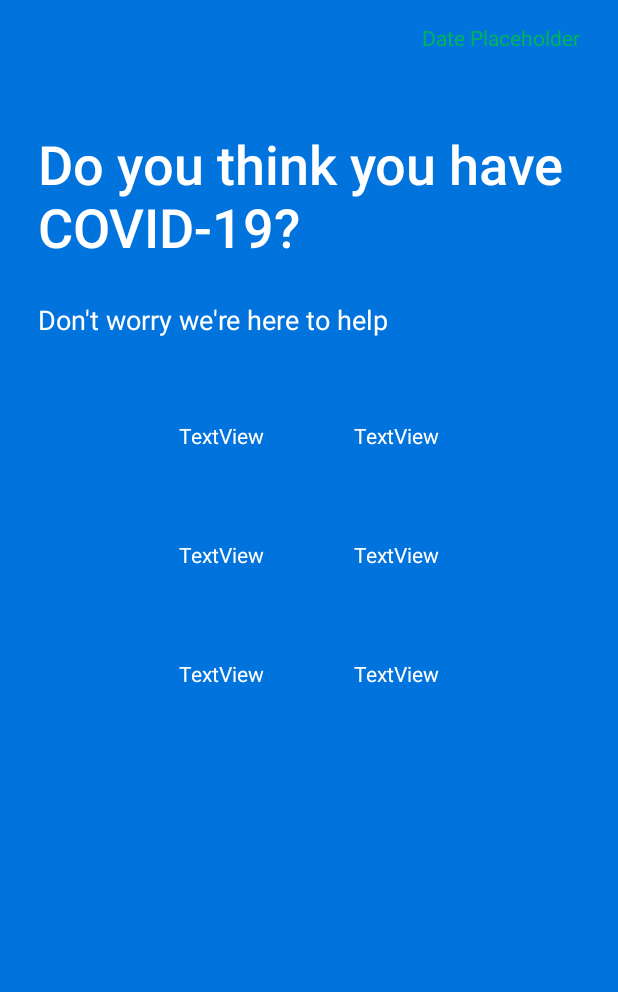
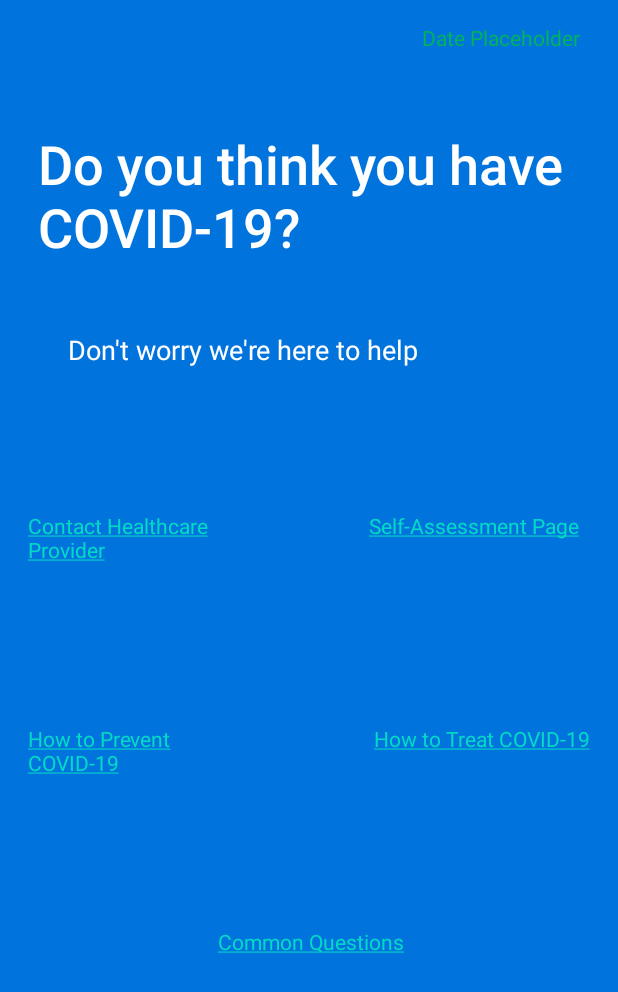
Before and after one commit to Awkk/CoronaWay, an Android app: the QInfoActivity screen opened directly, with no data from a screen before it, on a phone screen of 412 x 824 dp. Shown: the top 992 px of the screen. Run offline under Robolectric (Android 15) with nearby library versions, the phone set to English and light mode, and no system bars; our stand-ins replace Firebase (no records; nobody signed in at launch, a user with empty details on screens opened directly); network calls fail.

Commit message:
links for qinfo updated

```diff
--- a/app/src/main/res/layout/activity_login.xml
+++ b/app/src/main/res/layout/activity_login.xml
@@ -119,7 +119,7 @@
         android:text="@string/coronaway_quarantine_info_text"
         app:layout_constraintBottom_toTopOf="@+id/loginText"
         app:layout_constraintEnd_toEndOf="parent"
-        app:layout_constraintHorizontal_bias="0.65"
+        app:layout_constraintHorizontal_bias="0.56"
         app:layout_constraintStart_toStartOf="parent"
         app:layout_constraintTop_toBottomOf="@+id/coronaway_text"
         app:layout_constraintVertical_bias="0.25" />
--- a/app/src/main/res/layout/activity_qinfo.xml
+++ b/app/src/main/res/layout/activity_qinfo.xml
@@ -42,7 +42,7 @@
         <TextView
             android:layout_width="match_parent"
             android:layout_height="wrap_content"
-            android:layout_margin="@dimen/activity_horizontal_margin"
+            android:layout_margin="45dp"
             android:gravity="left"
             android:text="@string/here_to_help_txt"
             android:textColor="@color/design_default_color_background"
@@ -53,25 +53,24 @@
             android:layout_height="match_parent">
 
             <TableRow
-                android:layout_width="match_parent"
+                android:layout_width="wrap_content"
                 android:layout_height="match_parent"
                 android:gravity="center_horizontal">
 
                 <TextView
                     android:id="@+id/textView6"
-                    android:layout_width="match_parent"
-                    android:layout_height="wrap_content"
-                    android:text="TextView"
-                    android:layout_margin="30dp"
-                    android:textColor="@color/design_default_color_background"
-                    />
+                    android:layout_width="7dp"
+                    android:layout_height="42dp"
+                    android:layout_margin="50dp"
+                    android:text="@string/contact_healthcare"
+                    android:textColor="@color/design_default_color_background" />
 
                 <TextView
                     android:id="@+id/textView9"
-                    android:layout_width="wrap_content"
-                    android:layout_height="wrap_content"
-                    android:text="TextView"
-                    android:layout_margin="30dp"
+                    android:layout_width="83dp"
+                    android:layout_height="19dp"
+                    android:layout_margin="50dp"
+                    android:text="@string/self_assessment"
                     android:textColor="@color/design_default_color_background"
 
                     />
@@ -79,16 +78,16 @@
             </TableRow>
 
             <TableRow
-                android:layout_width="match_parent"
-                android:layout_height="match_parent"
+                android:layout_width="349dp"
+                android:layout_height="wrap_content"
                 android:gravity="center_horizontal">
 
                 <TextView
                     android:id="@+id/textView7"
-                    android:layout_width="wrap_content"
+                    android:layout_width="110dp"
                     android:layout_height="wrap_content"
-                    android:text="TextView"
-                    android:layout_margin="30dp"
+                    android:layout_margin="50dp"
+                    android:text="@string/prevent_covid"
                     android:textColor="@color/design_default_color_background"
 
                     />
@@ -97,8 +96,8 @@
                     android:id="@+id/textView11"
                     android:layout_width="wrap_content"
                     android:layout_height="wrap_content"
-                    android:text="TextView"
-                    android:layout_margin="30dp"
+                    android:layout_margin="50dp"
+                    android:text="@string/treat_covid"
                     android:textColor="@color/design_default_color_background"
 
                     />
@@ -113,22 +112,14 @@
 
                 <TextView
                     android:id="@+id/textView8"
-                    android:layout_width="wrap_content"
+                    android:layout_width="match_parent"
                     android:layout_height="wrap_content"
-                    android:text="TextView"
-                    android:layout_margin="30dp"
+                    android:layout_margin="50dp"
+                    android:text="@string/common_questions"
                     android:textColor="@color/design_default_color_background"
 
                     />
 
-                <TextView
-                    android:id="@+id/textView12"
-                    android:layout_width="wrap_content"
-                    android:layout_height="wrap_content"
-                    android:text="TextView"
-                    android:textColor="@color/design_default_color_background"
-                    android:layout_margin="30dp"
-                />
             </TableRow>
 
         </TableLayout>
--- a/app/src/main/res/values/strings.xml
+++ b/app/src/main/res/values/strings.xml
@@ -45,6 +45,10 @@
     <string name="lets_begin">Let\'s Begin</string>
     <string name="prompt_name">Full Name</string>
     <string name="no_result_found">No result found</string>
-    <string name="sentence">During this pandemic, anxiety and stress levels have skyrocketed, Make time for projects that make you happy. Spend time reading, writing, knitting, decluttering, painting, meditating or doing yoga — whatever you enjoy.</string>
-
+    <string name="sentence">During this pandemic, anxiety and stress levels have skyrocketed. Make time for projects that make you happy. Spend time reading, writing, knitting, decluttering, painting, meditating or doing yoga — whatever you enjoy.</string>
+    <string name="contact_healthcare"><a href="http://www.bccdc.ca/health-professionals/clinical-resources/covid-19-care/health-care-provider-support">Contact Healthcare Provider</a></string>
+    <string name="self_assessment"><a href="https://ca.thrive.health/covid19/en">Self-Assessment Page</a></string>
+    <string name="prevent_covid"><a href="https://www.who.int/emergencies/diseases/novel-coronavirus-2019/advice-for-public">How to Prevent COVID-19</a></string>
+    <string name="treat_covid"> <a href="https://www.who.int/emergencies/diseases/novel-coronavirus-2019/question-and-answers-hub/q-a-detail/q-a-coronaviruses#:~:text=protect">How to Treat COVID-19</a></string>
+    <string name="common_questions"> <a href="https://www.cdc.gov/coronavirus/2019-ncov/faq.html">Common Questions</a></string>
 </resources>
```
